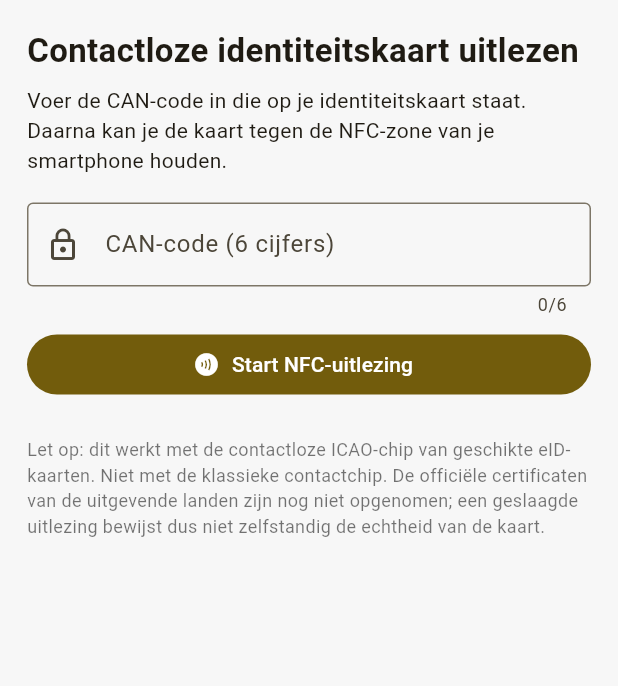
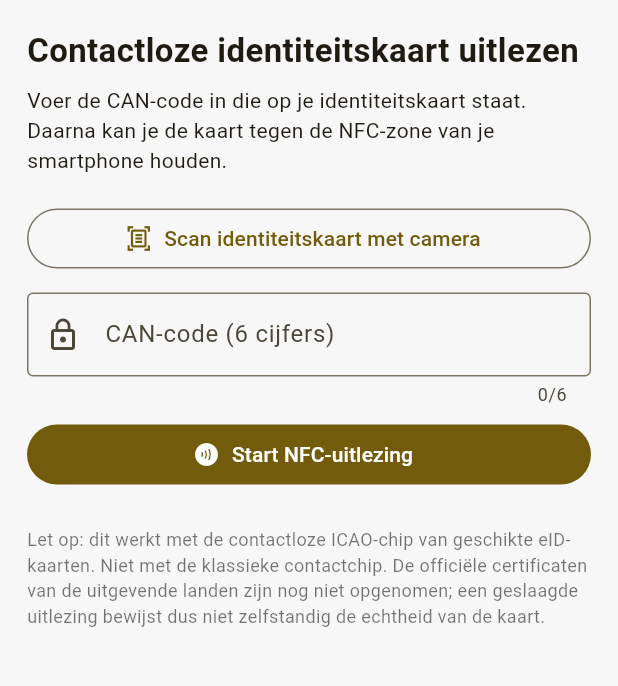
Before and after one commit to arnenys89/Arne, a Flutter app: the screen it shows after launch, on a phone screen of 412 x 824 dp, the part 84-770 px from its top. Run offline on Flutter 3.47's test engine with Material 3 defaults, Android fonts, the phone set to English and light mode, and no system bars; our stand-ins replace image_picker, printing, share_plus; missing offline and left inert: eid_icao, eid_nfc, google_mlkit_text_recognition; project files that could hold a hidden picture were left out.

Commit message:
Add camera scanner entry point

```diff
--- a/belgische-eid-android/lib/main.dart
+++ b/belgische-eid-android/lib/main.dart
@@ -6,6 +6,7 @@ import 'package:eid_nfc/eid_nfc.dart';
 import 'package:flutter/material.dart';
 import 'package:path_provider/path_provider.dart';
 import 'package:pdf/widgets.dart' as pw;
+import 'camera_scanner.dart';
 import 'package:printing/printing.dart';
 import 'package:share_plus/share_plus.dart';
 
@@ -260,6 +261,18 @@ class _ReaderScreenState extends State<ReaderScreen> {
             'Daarna kan je de kaart tegen de NFC-zone van je smartphone houden.',
           ),
           const SizedBox(height: 18),
+          OutlinedButton.icon(
+            onPressed: _reading
+                ? null
+                : () => Navigator.of(context).push(
+                      MaterialPageRoute<void>(
+                        builder: (_) => const CameraScannerScreen(),
+                      ),
+                    ),
+            icon: const Icon(Icons.document_scanner_outlined),
+            label: const Text('Scan identiteitskaart met camera'),
+          ),
+          const SizedBox(height: 12),
           TextField(
             controller: _canController,
             enabled: !_reading,
```
